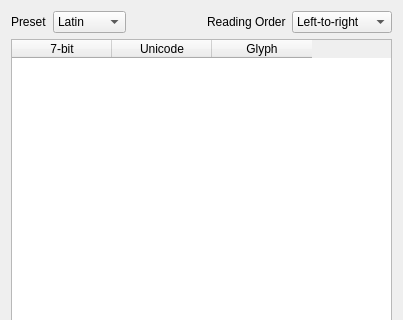
This is plugins/channelrx/demodpager/pagerdemodcharsetdialog.ui in f4exb/sdrangel as Qt 5 draws it before an edit; both pictures show x 0 to 403 and y 0 to 320 of the 403 by 561 pixel window. The edited form follows.
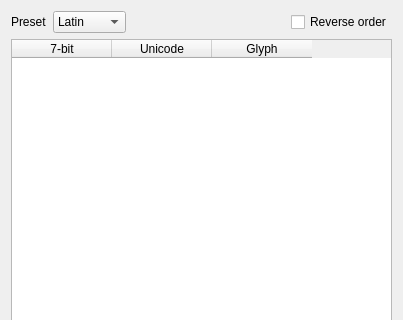
This is the edited form.

Commit message: Pager: Add extra Hebrew charaters. Use reverse option, instead of right-to-left, as Hebrew appears to be transmitted last first

Diff of the .ui file:
```diff
--- a/plugins/channelrx/demodpager/pagerdemodcharsetdialog.ui
+++ b/plugins/channelrx/demodpager/pagerdemodcharsetdialog.ui
@@ -65,33 +65,13 @@
       </spacer>
      </item>
      <item>
-      <widget class="QLabel" name="readingOrderLabel">
-       <property name="text">
-        <string>Reading Order</string>
-       </property>
-      </widget>
-     </item>
-     <item>
-      <widget class="QComboBox" name="readingOrder">
-       <property name="minimumSize">
-        <size>
-         <width>100</width>
-         <height>0</height>
-        </size>
-       </property>
+      <widget class="QCheckBox" name="reverse">
        <property name="toolTip">
         <string>Specify the order in which characters should be displayed</string>
        </property>
-       <item>
-        <property name="text">
-         <string>Left-to-right</string>
-        </property>
-       </item>
-       <item>
-        <property name="text">
-         <string>Right-to-left</string>
-        </property>
-       </item>
+       <property name="text">
+        <string>Reverse order</string>
+       </property>
       </widget>
      </item>
     </layout>
```
Left out of the diff: 2 changed lines with no effect on the pictures. The commit also changes 4 other files.
